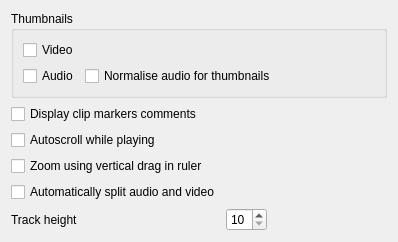
Above: src/widgets/configtimeline_ui.ui from KDE/kdenlive before the change. Below: the same form after it.
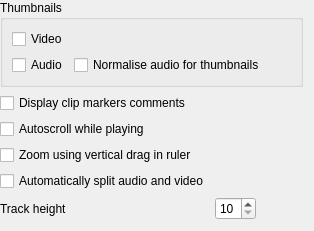
That is the form after the change.

Commit message: Remove double margin in config dialog

What changed in the file:
```diff
--- a/src/widgets/configtimeline_ui.ui
+++ b/src/widgets/configtimeline_ui.ui
@@ -6,11 +6,17 @@
    <rect>
     <x>0</x>
     <y>0</y>
-    <width>398</width>
-    <height>213</height>
+    <width>314</width>
+    <height>218</height>
    </rect>
   </property>
   <layout class="QGridLayout" name="gridLayout_2">
+   <property name="leftMargin">
+    <number>0</number>
+   </property>
+   <property name="topMargin">
+    <number>0</number>
+   </property>
    <item row="0" column="0" colspan="3">
     <widget class="QGroupBox" name="groupBox">
      <property name="title">
```
The commit also changes 7 other files.
